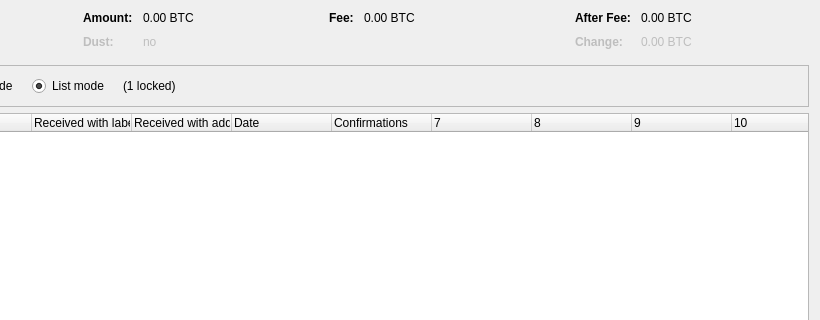
Old version of the form src/qt/forms/coincontroldialog.ui in the repository cryptozeny/anzucoin-0.14.2; both pictures show x 180 to 1000 and y 0 to 320 of the 1000 by 500 pixel window.
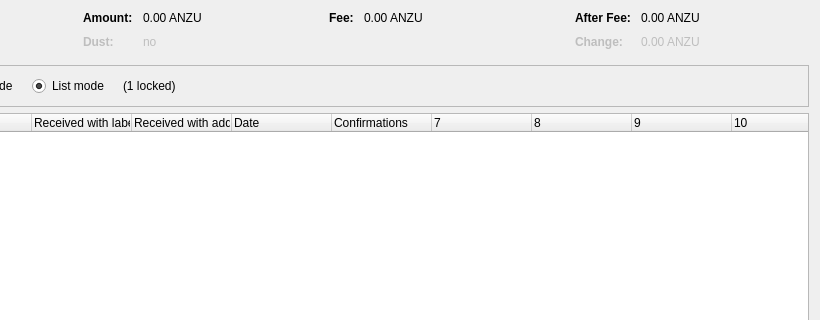
New version of the form. Custom widgets are drawn as their Qt base class.

Commit message: git grep -l 'BTC' | xargs sed -i 's/BTC/ANZU/g'

```diff
--- a/src/qt/forms/coincontroldialog.ui
+++ b/src/qt/forms/coincontroldialog.ui
@@ -132,7 +132,7 @@
           <enum>Qt::ActionsContextMenu</enum>
          </property>
          <property name="text">
-          <string notr="true">0.00 BTC</string>
+          <string notr="true">0.00 ANZU</string>
          </property>
          <property name="textInteractionFlags">
           <set>Qt::LinksAccessibleByMouse|Qt::TextSelectableByKeyboard|Qt::TextSelectableByMouse</set>
@@ -212,7 +212,7 @@
           <enum>Qt::ActionsContextMenu</enum>
          </property>
          <property name="text">
-          <string notr="true">0.00 BTC</string>
+          <string notr="true">0.00 ANZU</string>
          </property>
          <property name="textInteractionFlags">
           <set>Qt::LinksAccessibleByMouse|Qt::TextSelectableByKeyboard|Qt::TextSelectableByMouse</set>
@@ -257,7 +257,7 @@
           <enum>Qt::ActionsContextMenu</enum>
          </property>
          <property name="text">
-          <string notr="true">0.00 BTC</string>
+          <string notr="true">0.00 ANZU</string>
          </property>
          <property name="textInteractionFlags">
           <set>Qt::LinksAccessibleByMouse|Qt::TextSelectableByKeyboard|Qt::TextSelectableByMouse</set>
@@ -292,7 +292,7 @@
           <enum>Qt::ActionsContextMenu</enum>
          </property>
          <property name="text">
-          <string notr="true">0.00 BTC</string>
+          <string notr="true">0.00 ANZU</string>
          </property>
          <property name="textInteractionFlags">
           <set>Qt::LinksAccessibleByMouse|Qt::TextSelectableByKeyboard|Qt::TextSelectableByMouse</set>
```
The commit also changes 48 other files.
